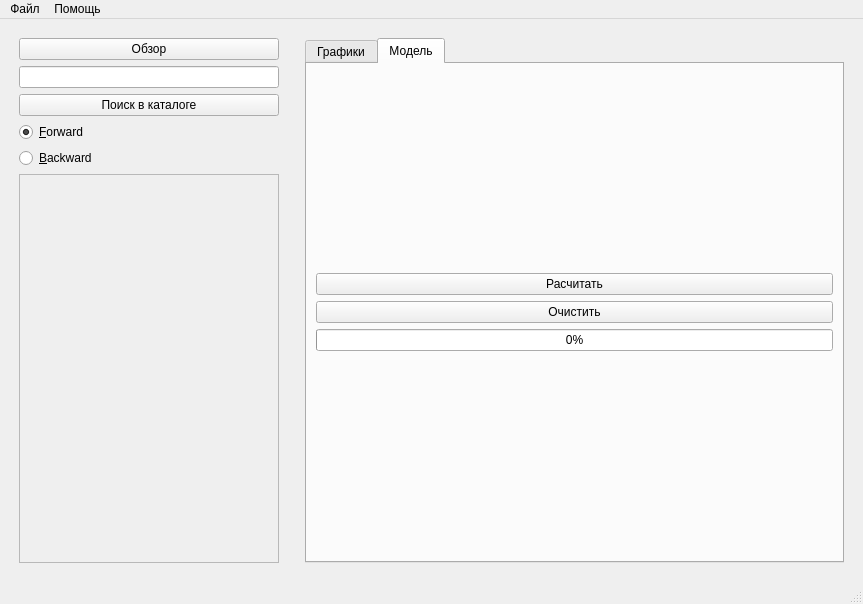
Qt form IOPLabXML/gui.ui (iSTAYERi/VAC-plotter) before a commit.
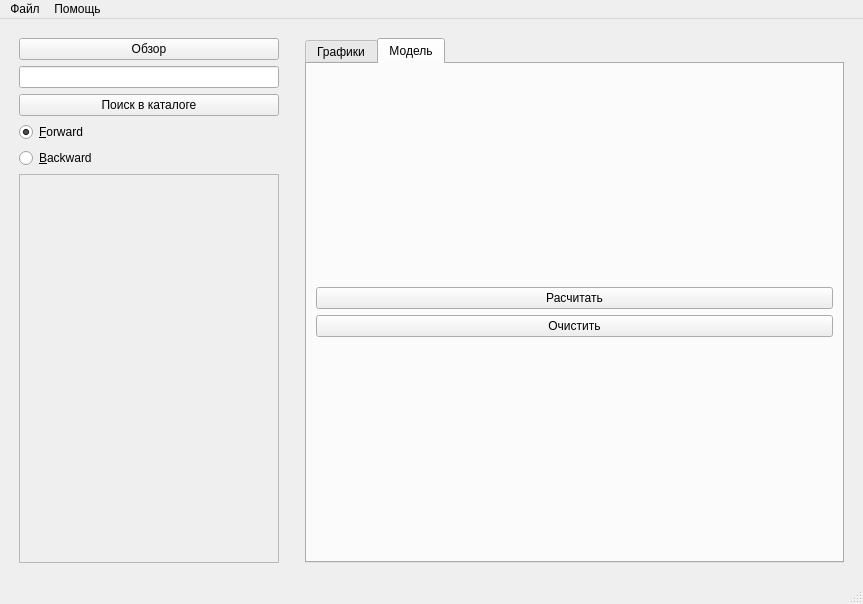
The same form after that commit. The open tabs and pages were chosen to show the change.

```diff
--- a/IOPLabXML/gui.ui
+++ b/IOPLabXML/gui.ui
@@ -171,13 +171,6 @@
               </property>
              </widget>
             </item>
-            <item>
-             <widget class="QProgressBar" name="progress_bar_model">
-              <property name="value">
-               <number>0</number>
-              </property>
-             </widget>
-            </item>
            </layout>
           </item>
          </layout>
```
Left out of the diff: 2 changed lines with no effect on the pictures.
